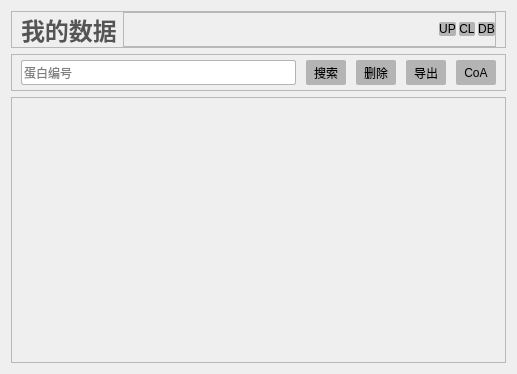
Above: QCseek/qc.ui from dongfeixiang/QCseek before the change. Below: the same form after it.
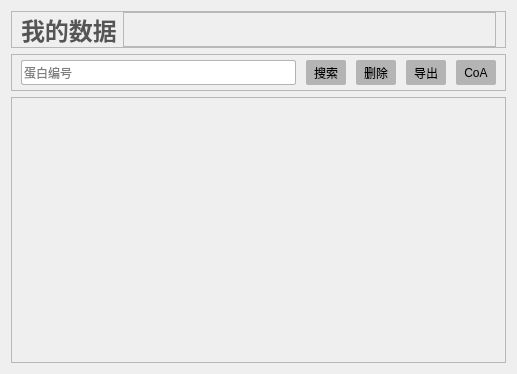
That is the form after the change.

What changed in the file:
```diff
--- a/QCseek/qc.ui
+++ b/QCseek/qc.ui
@@ -14,7 +14,7 @@
    <string>QCseek</string>
   </property>
   <property name="styleSheet">
-   <string notr="true">QLabel {
+   <string notr="true">QLabel#title {
 	color: rgb(85, 85, 85);
 	font-size: 18pt;
 	font-weight: bold;
@@ -27,10 +27,18 @@
 QPushButton {
 	background-color: rgb(180, 180, 180);
 	border-radius:2px;
+	padding: 3px;
 }
 QPushButton:hover {
 	color: rgb(255, 255, 255);
 	background-color: rgb(120, 120, 120);
+}
+#updateButton, #cleanButton, #folderButton {
+	background-color: rgba(255, 255, 255, 0);
+}
+#updateButton:hover, #cleanButton:hover, #folderButton:hover {
+	color: rgb(255, 255, 255);
+	background-color: rgb(120, 120, 120);
 }</string>
   </property>
   <layout class="QVBoxLayout" name="verticalLayout">
@@ -102,21 +110,21 @@
          <item>
           <widget class="QPushButton" name="updateButton">
            <property name="text">
-            <string>UP</string>
+            <string/>
            </property>
           </widget>
          </item>
          <item>
           <widget class="QPushButton" name="cleanButton">
            <property name="text">
-            <string>CL</string>
+            <string/>
            </property>
           </widget>
          </item>
          <item>
           <widget class="QPushButton" name="folderButton">
            <property name="text">
-            <string>DB</string>
+            <string/>
            </property>
           </widget>
          </item>
```
Left out of the diff: 12 changed lines with no effect on the pictures.
